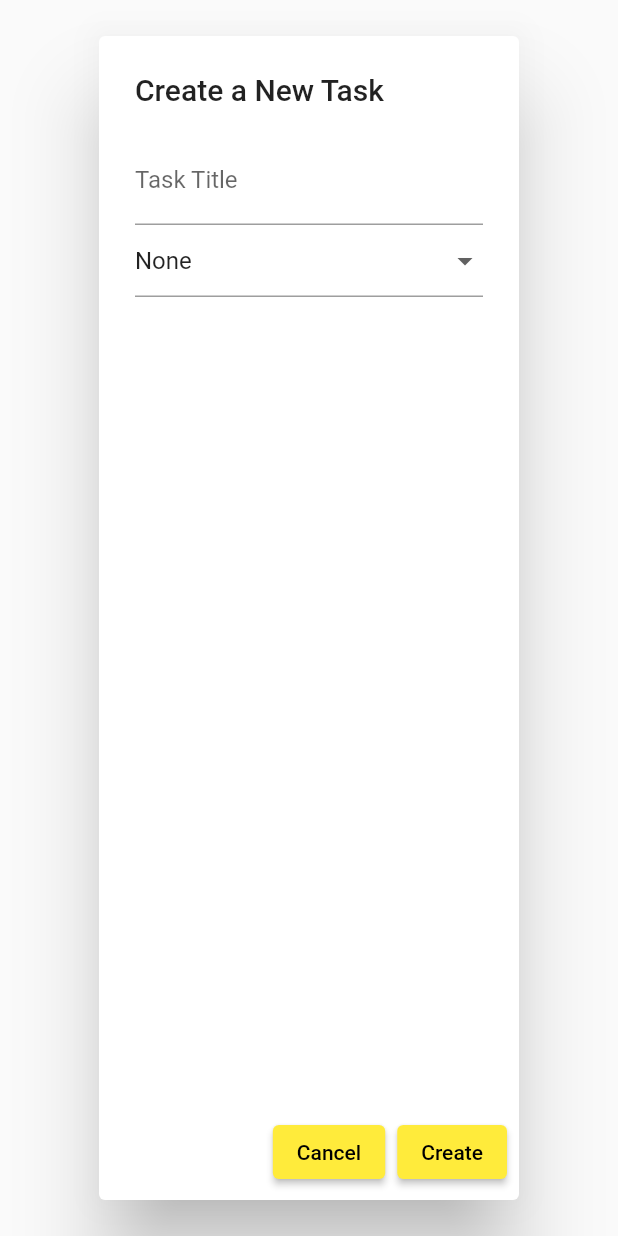
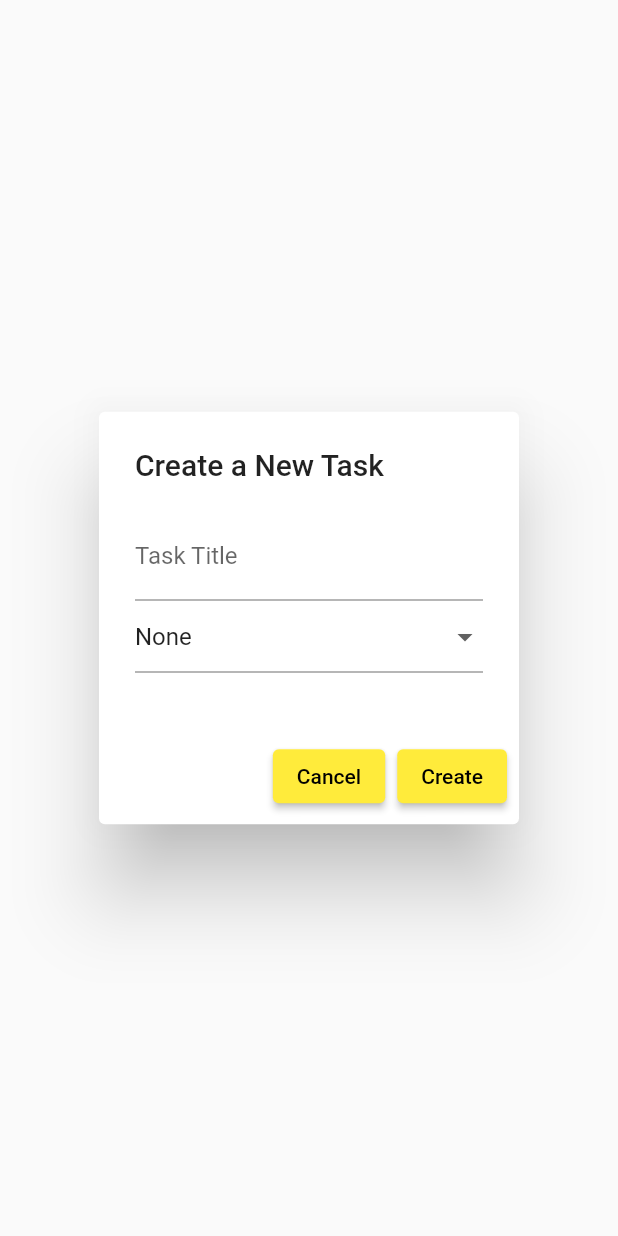
Before and after one commit to gulamanas/TaskManagementApp, a Flutter app: the CreateTaskDialog widget shown alone on an empty page, opened directly, on a phone screen of 412 x 824 dp. Run offline on Flutter 3.47's test engine with Material 2 defaults, Android fonts, the phone set to English and light mode, and no system bars; our stand-ins replace shared_preferences; accounts and stored records are empty; network calls fail.

```diff
--- a/lib/utils/create_task_dialog.dart
+++ b/lib/utils/create_task_dialog.dart
@@ -12,7 +12,9 @@ class CreateTaskDialog extends StatelessWidget {
 
     return AlertDialog(
       title: const Text("Create a New Task"),
-      content: Column(
+      content: SizedBox(
+        height: 120,
+        child: Column(
           children: [
             TextField(
               controller: taskTitleController,
@@ -46,6 +48,7 @@ class CreateTaskDialog extends StatelessWidget {
             ),
           ],
         ),
+      ),
       actions: [
         ElevatedButton(
           onPressed: () => Navigator.of(context).pop(),
```
Also changed, not shown: lib/utils/priority_text.dart (added, +14 -0 lines), lib/utils/todo_tile.dart (+15 -8 lines). Lines whose indentation alone changed are shown as unchanged.
